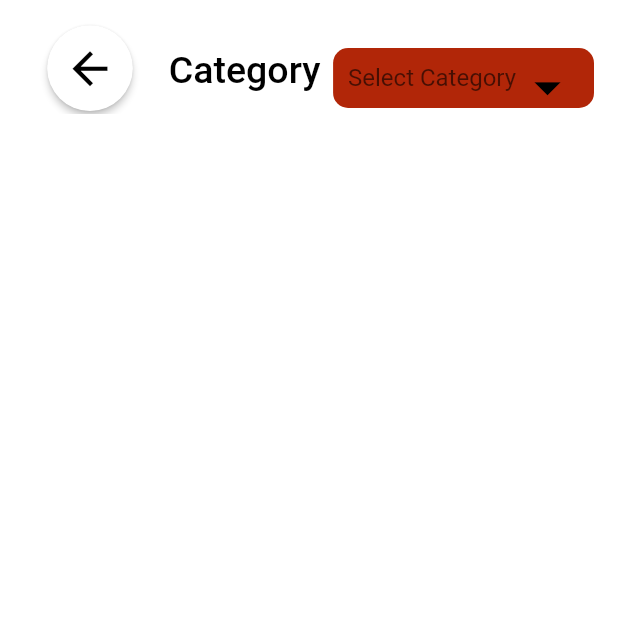
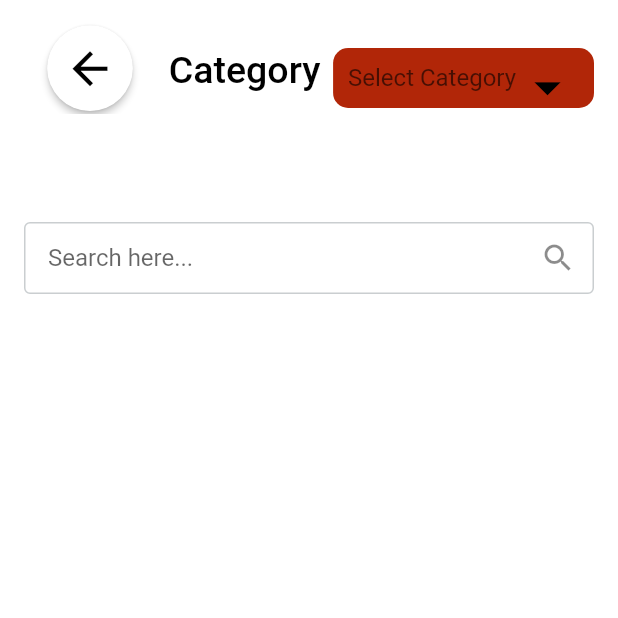
Before and after one commit to mohamed-abdelhamid/movy_rek_flutter, a Flutter app: the SearchPage screen opened by its route, on a phone screen of 412 x 824 dp, the top half of it. Run offline on Flutter 3.47's test engine with Material 2 defaults, Android fonts, the light colour scheme and no system bars.

Commit message:
Search Page Design Completed

```diff
--- /dev/null
+++ b/lib/category_provider.dart
@@ -0,0 +1,13 @@
+
+import 'package:flutter/cupertino.dart';
+
+class CategoryProvider with ChangeNotifier{
+  String category = "";
+
+
+
+  setCategory(String c){
+    category = c;
+    notifyListeners();
+  }
+}
--- a/lib/main.dart
+++ b/lib/main.dart
@@ -1,7 +1,9 @@
 import 'package:flutter/cupertino.dart';
 import 'package:flutter/material.dart';
+import 'package:movy_rek/category_provider.dart';
 import 'package:movy_rek/screens/home.dart';
 import 'package:movy_rek/screens/search.dart';
+import 'package:provider/provider.dart';
 import 'screens/register.dart';
 import 'screens/login.dart';
 
@@ -12,7 +14,13 @@ void main() {
 class MyApp extends StatelessWidget {
   @override
   Widget build(BuildContext context) {
-    return MaterialApp(
+    return  MultiProvider(
+      providers: [
+        ChangeNotifierProvider<CategoryProvider>(
+          create: (_) => CategoryProvider(),
+        ),
+      ],
+      child: MaterialApp(
         debugShowCheckedModeBanner: false,
         theme: ThemeData(
           primarySwatch: Colors.red,
@@ -32,6 +40,7 @@ class MyApp extends StatelessWidget {
           '/Search': (context) => SearchPage(),
         },
         initialRoute: '/',
+      ),
     );
   }
 }
--- a/lib/screens/search.dart
+++ b/lib/screens/search.dart
@@ -1,9 +1,9 @@
-
 import 'package:flutter/cupertino.dart';
 import 'package:flutter/material.dart';
 import 'package:movy_rek/view_model/size_config.dart';
+import 'package:movy_rek/widgets/search_screen_widgets/category_widget.dart';
 import 'package:movy_rek/widgets/search_screen_widgets/header_widget.dart';
-import 'package:search_widget/search_widget.dart';
+import 'package:movy_rek/widgets/search_screen_widgets/search_textfield_widget.dart';
 
 class SearchPage extends StatefulWidget {
   @override
@@ -16,9 +16,6 @@ class _Search extends State<SearchPage>{
   @override
   Widget build(BuildContext context) {
 
-
-
-
     SizeConfig().init(context);
     return SafeArea(
       child: Scaffold(
@@ -30,11 +27,22 @@ class _Search extends State<SearchPage>{
           automaticallyImplyLeading: false,
           title: SearchHeader(),
         ),
-        body: Column(
 
-          children: [
+        body: Container(
+          margin: EdgeInsets.only(top: 20),
+          child: Column(
+            children: [
+              Row(
+                mainAxisAlignment: MainAxisAlignment.center,
+                children: [
+                  Category(),
+                ],
+              ),
+              SizedBox(height: 15,),
 
-          ],
+              SearchTextField()
+            ],
+          ),
         ),
 
 
--- /dev/null
+++ b/lib/widgets/search_screen_widgets/category_widget.dart
@@ -0,0 +1,12 @@
+import 'package:movy_rek/category_provider.dart';
+import 'package:provider/provider.dart';
+import 'package:flutter/cupertino.dart';
+
+class Category extends StatelessWidget{
+  @override
+  Widget build(BuildContext context) {
+    var category = Provider.of<CategoryProvider>(context);
+    return Text("${category.category}", style: TextStyle(fontSize: 25));
+  }
+
+}
--- a/lib/widgets/search_screen_widgets/drop_menu.dart
+++ b/lib/widgets/search_screen_widgets/drop_menu.dart
@@ -1,5 +1,7 @@
 import 'package:flutter/cupertino.dart';
 import 'package:flutter/material.dart';
+import 'package:movy_rek/category_provider.dart';
+import 'package:provider/provider.dart';
 
 class DropMenu extends StatefulWidget {
   @override
@@ -7,10 +9,11 @@ class DropMenu extends StatefulWidget {
 }
 
 class Menu extends State<DropMenu> {
-  String dropdownValue ;
+  String dropdownValue;
 
   @override
   Widget build(BuildContext context) {
+    var category = Provider.of<CategoryProvider>(context);
     return Container(
       height: 40,
       margin: EdgeInsets.only(top: 15),
@@ -31,9 +34,11 @@ class Menu extends State<DropMenu> {
           onChanged: (String newValue) {
             setState(() {
               dropdownValue = newValue;
+              category.setCategory(newValue);
             });
           },
-          items: <String>['Action',
+          items: <String>[
+            'Action',
             'Comedy',
             'Drama',
             'Fantasy',
@@ -41,8 +46,9 @@ class Menu extends State<DropMenu> {
             'Mystery',
             'Romance',
             'Thriller',
-            'Western']
-              .map<DropdownMenuItem<String>>((String value) {
+            'Western',
+            'All'
+          ].map<DropdownMenuItem<String>>((String value) {
             return DropdownMenuItem<String>(
               value: value,
               child: Text(value),
--- a/lib/widgets/search_screen_widgets/header_widget.dart
+++ b/lib/widgets/search_screen_widgets/header_widget.dart
@@ -3,9 +3,13 @@ import 'package:flutter/cupertino.dart';
 import 'package:flutter/material.dart';
 import 'package:movy_rek/widgets/search_screen_widgets/drop_menu.dart';
 
+import '../../category_provider.dart';
+import 'package:provider/provider.dart';
+
 class SearchHeader extends StatelessWidget{
   @override
   Widget build(BuildContext context) {
+    var category = Provider.of<CategoryProvider>(context);
      return Container(
        margin: EdgeInsets.only(top: 15),
        child: Row(
@@ -15,6 +19,7 @@ class SearchHeader extends StatelessWidget{
            RawMaterialButton(
              onPressed: () {
                Navigator.pop(context);
+               category.setCategory("");
              },
              elevation: 2.0,
              fillColor: Colors.white,
--- /dev/null
+++ b/lib/widgets/search_screen_widgets/search_textfield_widget.dart
@@ -0,0 +1,40 @@
+import 'package:flutter/cupertino.dart';
+import 'package:flutter/material.dart';
+
+class SearchTextField extends StatelessWidget {
+
+
+  TextEditingController controller;
+  FocusNode focusNode;
+
+  @override
+  Widget build(BuildContext context) {
+    return Padding(
+      padding: const EdgeInsets.symmetric(vertical: 8, horizontal: 16),
+      child: TextField(
+        controller: controller,
+        focusNode: focusNode,
+        style: TextStyle(fontSize: 16, color: Colors.grey[600]),
+        decoration: InputDecoration(
+          enabledBorder: const OutlineInputBorder(
+            borderSide: BorderSide(
+              color: Color(0x4437474F),
+            ),
+          ),
+          focusedBorder: OutlineInputBorder(
+            borderSide: BorderSide(color: Theme.of(context).primaryColor),
+          ),
+          suffixIcon: Icon(Icons.search),
+          border: InputBorder.none,
+          hintText: "Search here...",
+          contentPadding: const EdgeInsets.only(
+            left: 16,
+            right: 20,
+            top: 14,
+            bottom: 14,
+          ),
+        ),
+      ),
+    );
+  }
+}
--- a/pubspec.yaml
+++ b/pubspec.yaml
@@ -34,6 +34,7 @@ dev_dependencies:
     sdk: flutter
   intl:
   search_widget:
+  provider:
 
 # For information on the generic Dart part of this file, see the
 # following page: https://dart.dev/tools/pub/pubspec
```
Also changed, not shown: pubspec.lock. Lines whose indentation alone changed are shown as unchanged.
